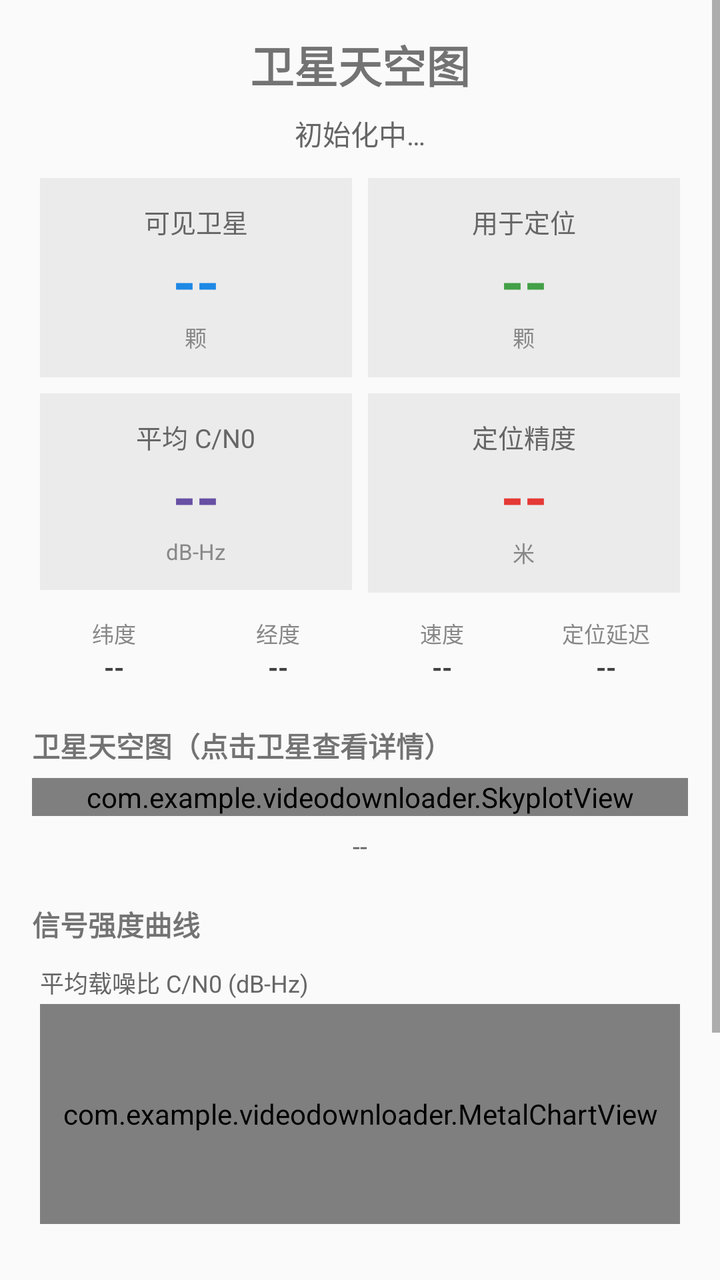
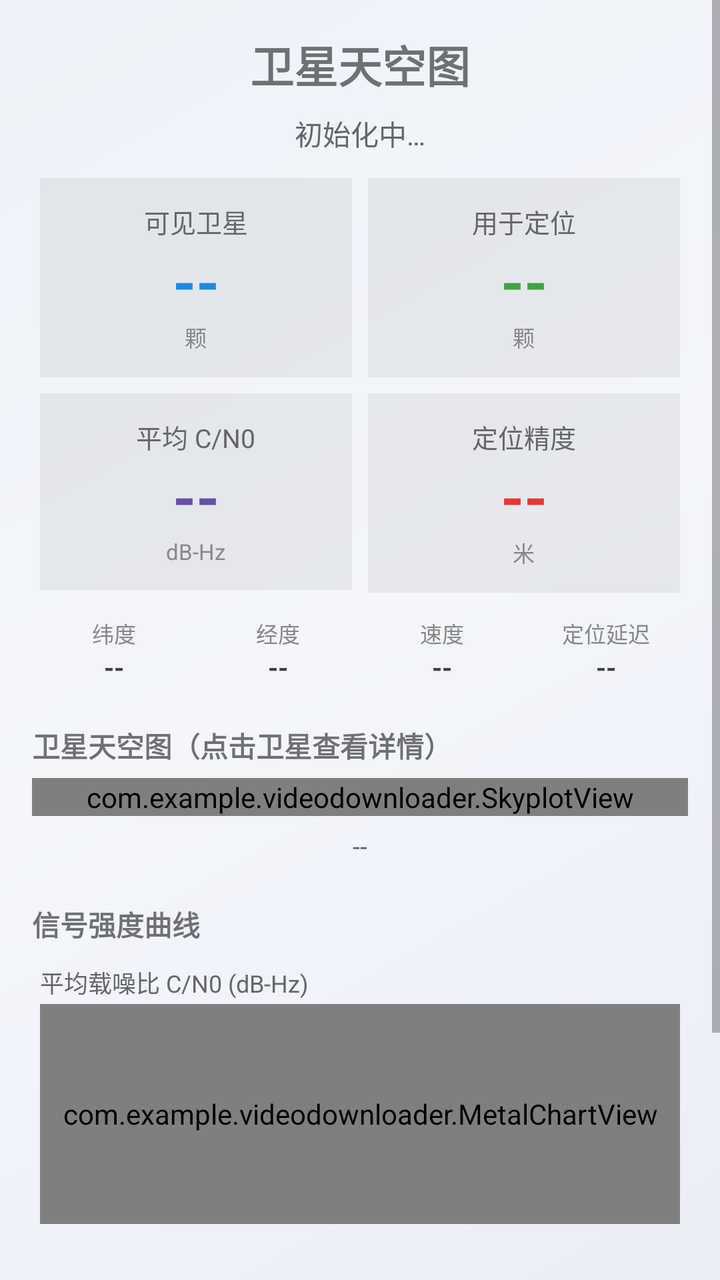

Compare the two renders of this Android layout. The source of the first and the diff that turns it into the second are given below.
<!-- AndroidManifest.xml: application theme Theme.VideoDownloader -->
<!-- res/layout/activity_gnss_sky.xml -->
<?xml version="1.0" encoding="utf-8"?>
<ScrollView xmlns:android="http://schemas.android.com/apk/res/android"
    android:layout_width="match_parent"
    android:layout_height="match_parent"
    android:fillViewport="true">

<LinearLayout
    android:layout_width="match_parent"
    android:layout_height="wrap_content"
    android:orientation="vertical"
    android:padding="16dp">

    <TextView
        android:layout_width="match_parent"
        android:layout_height="wrap_content"
        android:text="@string/tool_gnss_title"
        android:textSize="22sp"
        android:textStyle="bold"
        android:gravity="center"
        android:paddingBottom="8dp" />

    
    <LinearLayout
        android:id="@+id/permissionPrompt"
        android:layout_width="match_parent"
        android:layout_height="wrap_content"
        android:orientation="vertical"
        android:gravity="center"
        android:background="#0F000000"
        android:padding="24dp"
        android:layout_marginBottom="12dp"
        android:visibility="gone">

        <TextView
            android:layout_width="wrap_content"
            android:layout_height="wrap_content"
            android:text="@string/gnss_permission_prompt"
            android:textSize="14sp"
            android:textColor="#666666"
            android:gravity="center" />
    </LinearLayout>

    
    <TextView
        android:id="@+id/tvStatus"
        android:layout_width="match_parent"
        android:layout_height="wrap_content"
        android:text="初始化中…"
        android:textSize="14sp"
        android:textColor="#666666"
        android:gravity="center"
        android:paddingBottom="8dp" />

    
    <GridLayout
        android:layout_width="match_parent"
        android:layout_height="wrap_content"
        android:columnCount="2">

        <LinearLayout
            android:layout_width="0dp"
            android:layout_height="wrap_content"
            android:layout_columnWeight="1"
            android:orientation="vertical"
            android:gravity="center"
            android:background="#0F000000"
            android:layout_margin="4dp"
            android:padding="12dp">

            <TextView
                android:layout_width="wrap_content"
                android:layout_height="wrap_content"
                android:text="可见卫星"
                android:textColor="#666666"
                android:textSize="13sp" />

            <TextView
                android:id="@+id/tvVisibleCount"
                android:layout_width="wrap_content"
                android:layout_height="wrap_content"
                android:text="--"
                android:textSize="30sp"
                android:textStyle="bold"
                android:textColor="#1E88E5" />

            <TextView
                android:layout_width="wrap_content"
                android:layout_height="wrap_content"
                android:text="颗"
                android:textColor="#888888"
                android:textSize="11sp" />
        </LinearLayout>

        <LinearLayout
            android:layout_width="0dp"
            android:layout_height="wrap_content"
            android:layout_columnWeight="1"
            android:orientation="vertical"
            android:gravity="center"
            android:background="#0F000000"
            android:layout_margin="4dp"
            android:padding="12dp">

            <TextView
                android:layout_width="wrap_content"
                android:layout_height="wrap_content"
                android:text="用于定位"
                android:textColor="#666666"
                android:textSize="13sp" />

            <TextView
                android:id="@+id/tvUsedCount"
                android:layout_width="wrap_content"
                android:layout_height="wrap_content"
                android:text="--"
                android:textSize="30sp"
                android:textStyle="bold"
                android:textColor="#43A047" />

            <TextView
                android:layout_width="wrap_content"
                android:layout_height="wrap_content"
                android:text="颗"
                android:textColor="#888888"
                android:textSize="11sp" />
        </LinearLayout>

        <LinearLayout
            android:layout_width="0dp"
            android:layout_height="wrap_content"
            android:layout_columnWeight="1"
            android:orientation="vertical"
            android:gravity="center"
            android:background="#0F000000"
            android:layout_margin="4dp"
            android:padding="12dp">

            <TextView
                android:layout_width="wrap_content"
                android:layout_height="wrap_content"
                android:text="平均 C/N0"
                android:textColor="#666666"
                android:textSize="13sp" />

            <TextView
                android:id="@+id/tvAvgCn0"
                android:layout_width="wrap_content"
                android:layout_height="wrap_content"
                android:text="--"
                android:textSize="30sp"
                android:textStyle="bold"
                android:textColor="#6750A4" />

            <TextView
                android:layout_width="wrap_content"
                android:layout_height="wrap_content"
                android:text="dB-Hz"
                android:textColor="#888888"
                android:textSize="11sp" />
        </LinearLayout>

        <LinearLayout
            android:layout_width="0dp"
            android:layout_height="wrap_content"
            android:layout_columnWeight="1"
            android:orientation="vertical"
            android:gravity="center"
            android:background="#0F000000"
            android:layout_margin="4dp"
            android:padding="12dp">

            <TextView
                android:layout_width="wrap_content"
                android:layout_height="wrap_content"
                android:text="定位精度"
                android:textColor="#666666"
                android:textSize="13sp" />

            <TextView
                android:id="@+id/tvAccuracy"
                android:layout_width="wrap_content"
                android:layout_height="wrap_content"
                android:text="--"
                android:textSize="30sp"
                android:textStyle="bold"
                android:textColor="#E53935" />

            <TextView
                android:layout_width="wrap_content"
                android:layout_height="wrap_content"
                android:text="米"
                android:textColor="#888888"
                android:textSize="11sp" />
        </LinearLayout>
    </GridLayout>

    
    <LinearLayout
        android:layout_width="match_parent"
        android:layout_height="wrap_content"
        android:orientation="horizontal"
        android:layout_marginTop="8dp"
        android:weightSum="4">

        <LinearLayout
            android:layout_width="0dp"
            android:layout_weight="1"
            android:layout_height="wrap_content"
            android:orientation="vertical"
            android:gravity="center">

            <TextView
                android:layout_width="wrap_content"
                android:layout_height="wrap_content"
                android:text="纬度"
                android:textColor="#888888"
                android:textSize="11sp" />

            <TextView
                android:id="@+id/tvLat"
                android:layout_width="wrap_content"
                android:layout_height="wrap_content"
                android:text="--"
                android:textColor="#424242"
                android:textSize="13sp"
                android:textStyle="bold" />
        </LinearLayout>

        <LinearLayout
            android:layout_width="0dp"
            android:layout_weight="1"
            android:layout_height="wrap_content"
            android:orientation="vertical"
            android:gravity="center">

            <TextView
                android:layout_width="wrap_content"
                android:layout_height="wrap_content"
                android:text="经度"
                android:textColor="#888888"
                android:textSize="11sp" />

            <TextView
                android:id="@+id/tvLon"
                android:layout_width="wrap_content"
                android:layout_height="wrap_content"
                android:text="--"
                android:textColor="#424242"
                android:textSize="13sp"
                android:textStyle="bold" />
        </LinearLayout>

        <LinearLayout
            android:layout_width="0dp"
            android:layout_weight="1"
            android:layout_height="wrap_content"
            android:orientation="vertical"
            android:gravity="center">

            <TextView
                android:layout_width="wrap_content"
                android:layout_height="wrap_content"
                android:text="速度"
                android:textColor="#888888"
                android:textSize="11sp" />

            <TextView
                android:id="@+id/tvSpeed"
                android:layout_width="wrap_content"
                android:layout_height="wrap_content"
                android:text="--"
                android:textColor="#424242"
                android:textSize="13sp"
                android:textStyle="bold" />
        </LinearLayout>

        <LinearLayout
            android:layout_width="0dp"
            android:layout_weight="1"
            android:layout_height="wrap_content"
            android:orientation="vertical"
            android:gravity="center">

            <TextView
                android:layout_width="wrap_content"
                android:layout_height="wrap_content"
                android:text="定位延迟"
                android:textColor="#888888"
                android:textSize="11sp" />

            <TextView
                android:id="@+id/tvFixAge"
                android:layout_width="wrap_content"
                android:layout_height="wrap_content"
                android:text="--"
                android:textColor="#424242"
                android:textSize="13sp"
                android:textStyle="bold" />
        </LinearLayout>
    </LinearLayout>

    
    <TextView
        android:layout_width="match_parent"
        android:layout_height="wrap_content"
        android:text="@string/gnss_section_skyplot"
        android:textSize="14sp"
        android:textStyle="bold"
        android:layout_marginTop="20dp"
        android:paddingBottom="6dp" />

    <com.example.videodownloader.SkyplotView
        android:id="@+id/skyplot"
        android:layout_width="match_parent"
        android:layout_height="wrap_content"
        android:background="#0D000000" />

    
    <TextView
        android:id="@+id/tvSelectedSat"
        android:layout_width="match_parent"
        android:layout_height="wrap_content"
        android:textSize="13sp"
        android:textColor="#6750A4"
        android:textStyle="bold"
        android:gravity="center"
        android:paddingTop="6dp"
        android:visibility="gone" />

    
    <TextView
        android:id="@+id/tvConstellations"
        android:layout_width="match_parent"
        android:layout_height="wrap_content"
        android:textSize="13sp"
        android:textColor="#666666"
        android:gravity="center"
        android:paddingTop="6dp"
        android:text="--" />

    
    <TextView
        android:layout_width="match_parent"
        android:layout_height="wrap_content"
        android:text="@string/gnss_section_chart"
        android:textSize="14sp"
        android:textStyle="bold"
        android:layout_marginTop="20dp"
        android:paddingBottom="6dp" />

    <LinearLayout
        android:layout_width="match_parent"
        android:layout_height="wrap_content"
        android:orientation="vertical"
        android:layout_margin="4dp">

        <TextView
            android:layout_width="wrap_content"
            android:layout_height="wrap_content"
            android:text="平均载噪比 C/N0 (dB-Hz)"
            android:textColor="#666666"
            android:textSize="12sp"
            android:paddingBottom="2dp" />

        <com.example.videodownloader.MetalChartView
            android:id="@+id/chartCn0"
            android:layout_width="match_parent"
            android:layout_height="110dp"
            android:background="#1A000000" />
    </LinearLayout>

    
    <TextView
        android:layout_width="match_parent"
        android:layout_height="wrap_content"
        android:text="@string/gnss_section_list"
        android:textSize="14sp"
        android:textStyle="bold"
        android:layout_marginTop="20dp"
        android:paddingBottom="6dp" />

    <LinearLayout
        android:id="@+id/satListContainer"
        android:layout_width="match_parent"
        android:layout_height="wrap_content"
        android:orientation="vertical" />

    
    <TextView
        android:layout_width="match_parent"
        android:layout_height="wrap_content"
        android:text="@string/gnss_hint"
        android:textSize="12sp"
        android:textColor="#999999"
        android:layout_marginTop="20dp"
        android:paddingBottom="8dp" />

</LinearLayout>
</ScrollView>
<!-- resources referenced by this layout -->
<resources>
  <string name="gnss_hint">天空图以你的头顶为中心，圆心为天顶（仰角 90°），外圈为地平线（仰角 0°）。方位角：北=0°、东=90°、南=180°、西=270°。卫星点越大表示信号越强，半透明表示未用于定位。颜色区分星座：蓝=GPS、红=GLONASS、绿=Galileo、橙=北斗。</string>
  <string name="gnss_permission_prompt">需要位置权限才能读取 GNSS 卫星状态。请到系统设置中授予精确定位权限后重试。</string>
  <string name="gnss_section_chart">信号强度曲线</string>
  <string name="gnss_section_list">卫星列表</string>
  <string name="gnss_section_skyplot">卫星天空图（点击卫星查看详情）</string>
  <string name="tool_gnss_title">卫星天空图</string>
  <style name="Theme.VideoDownloader" parent="Theme.MaterialComponents.Light.NoActionBar">
          <item name="colorPrimary">#FE2C55</item>
          <item name="colorPrimaryVariant">#C81E40</item>
          <item name="colorOnPrimary">#FFFFFF</item>
          <item name="colorSecondary">#25F4EE</item>
          <item name="android:statusBarColor">#FE2C55</item>
          <item name="android:windowBackground">@color/bg_light</item>
      </style>
  <color name="bg_light">#FFFAFAFA</color>
</resources>

<!-- the commit's change to res/layout/activity_gnss_sky.xml (unified diff, before → after) -->
@@ -1,5 +1,6 @@
 <?xml version="1.0" encoding="utf-8"?>
-<ScrollView xmlns:android="http://schemas.android.com/apk/res/android"
+<ScrollView
+    android:fitsSystemWindows="true" xmlns:android="http://schemas.android.com/apk/res/android"
     android:layout_width="match_parent"
     android:layout_height="match_parent"
     android:fillViewport="true">
<!-- resource entries referenced after the edit -->
@@ -7,13 +7,73 @@
   <string name="gnss_section_skyplot">卫星天空图（点击卫星查看详情）</string>
   <string name="tool_gnss_title">卫星天空图</string>
   <style name="Theme.VideoDownloader" parent="Theme.MaterialComponents.Light.NoActionBar">
-          <item name="colorPrimary">#FE2C55</item>
-          <item name="colorPrimaryVariant">#C81E40</item>
-          <item name="colorOnPrimary">#FFFFFF</item>
-          <item name="colorSecondary">#25F4EE</item>
-          <item name="android:statusBarColor">#FE2C55</item>
-          <item name="android:windowBackground">@color/bg_light</item>
+          <item name="colorPrimary">@color/ios_blue</item>
+          <item name="colorPrimaryVariant">@color/ios_indigo</item>
+          <item name="colorOnPrimary">@color/white</item>
+          <item name="colorSecondary">@color/ios_cyan</item>
+          <item name="colorOnSecondary">@color/white</item>
+          <item name="colorError">@color/ios_red</item>
+          <item name="android:statusBarColor">@android:color/transparent</item>
+          <item name="android:navigationBarColor">@android:color/transparent</item>
+          <item name="android:windowLightStatusBar">true</item>
+          <item name="android:windowBackground">@drawable/ios_bg_gradient</item>
+          <item name="android:textColorPrimary">@color/text_primary</item>
+          <item name="android:textColorSecondary">@color/text_secondary</item>
+          <item name="materialButtonStyle">@style/Widget.iOS.Button</item>
+          <item name="editTextStyle">@style/Widget.iOS.EditText</item>
+          <item name="android:windowDrawsSystemBarBackgrounds">true</item>
       </style>
-  <color name="bg_light">#FFFAFAFA</color>
+  <color name="ios_blue">#007AFF</color>
+  <color name="ios_indigo">#5856D6</color>
+  <color name="white">#FFFFFFFF</color>
+  <color name="ios_cyan">#32ADE6</color>
+  <color name="ios_red">#FF3B30</color>
+  <!-- drawable ios_bg_gradient (drawable) -->
+  <?xml version="1.0" encoding="utf-8"?>
+  <shape xmlns:android="http://schemas.android.com/apk/res/android"
+      android:shape="rectangle">
+      <gradient
+          android:angle="135"
+          android:startColor="@color/bg_gradient_top"
+          android:centerColor="@color/bg_gradient_center"
+          android:endColor="@color/bg_gradient_bottom"
+          android:type="linear" />
+  </shape>
+  <color name="text_primary">#FF1C1C1E</color>
+  <color name="text_secondary">#FF6C6C78</color>
+  <style name="Widget.iOS.Button" parent="Widget.MaterialComponents.Button">
+          <item name="cornerRadius">16dp</item>
+          <item name="android:textAllCaps">false</item>
+          <item name="android:textSize">16sp</item>
+          <item name="android:letterSpacing">0</item>
+          <item name="android:fontFamily">sans-serif-medium</item>
+          <item name="android:paddingTop">12dp</item>
+          <item name="android:paddingBottom">12dp</item>
+          <item name="elevation">0dp</item>
+          <item name="rippleColor">#33FFFFFF</item>
+      </style>
+  <style name="Widget.iOS.EditText" parent="Widget.AppCompat.EditText">
+          <item name="android:background">@drawable/ios_glass_field</item>
+          <item name="android:textColor">@color/text_primary</item>
+          <item name="android:textColorHint">@color/text_tertiary</item>
+          <item name="android:textSize">15sp</item>
+          <item name="android:padding">14dp</item>
+      </style>
+  <color name="bg_gradient_top">#FFE9EEF7</color>
+  <color name="bg_gradient_center">#FFF4F6FB</color>
+  <color name="bg_gradient_bottom">#FFEEF2F8</color>
+  <!-- drawable ios_glass_field (drawable) -->
+  <?xml version="1.0" encoding="utf-8"?>
+  <shape xmlns:android="http://schemas.android.com/apk/res/android"
+      android:shape="rectangle">
+      <solid android:color="@color/glass_fill_strong" />
+      <corners android:radius="16dp" />
+      <stroke
+          android:width="1dp"
+          android:color="@color/glass_stroke" />
+  </shape>
+  <color name="text_tertiary">#FF9A9AA4</color>
+  <color name="glass_fill_strong">#F2FFFFFF</color>
+  <color name="glass_stroke">#33FFFFFF</color>
 </resources>
 
